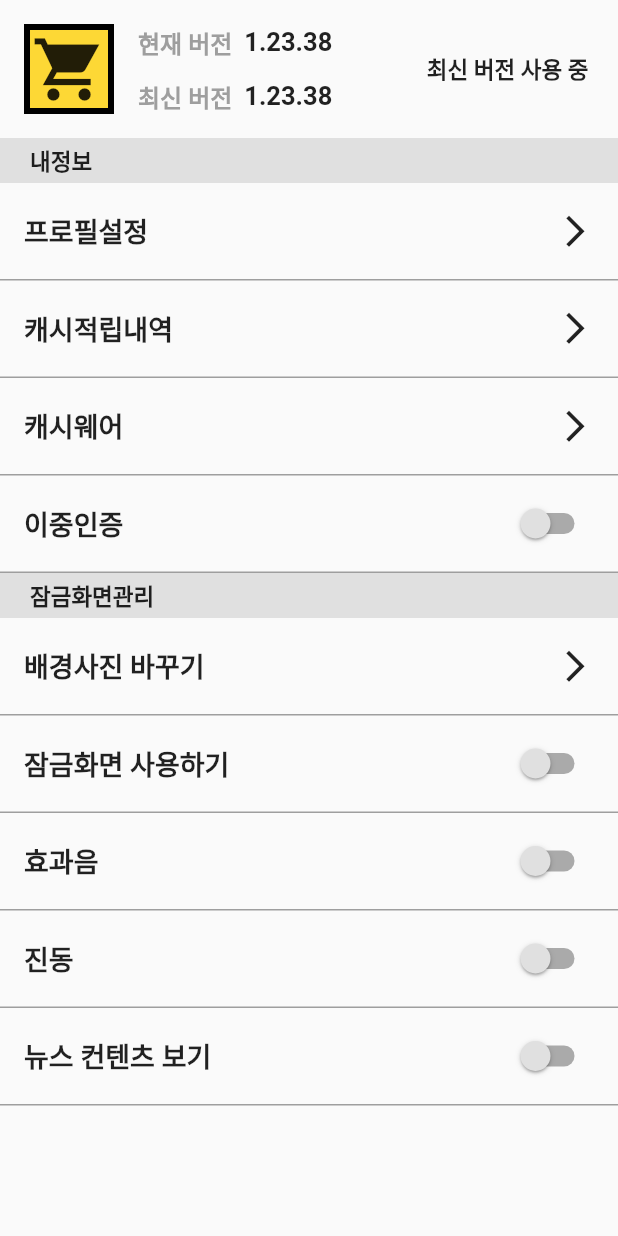
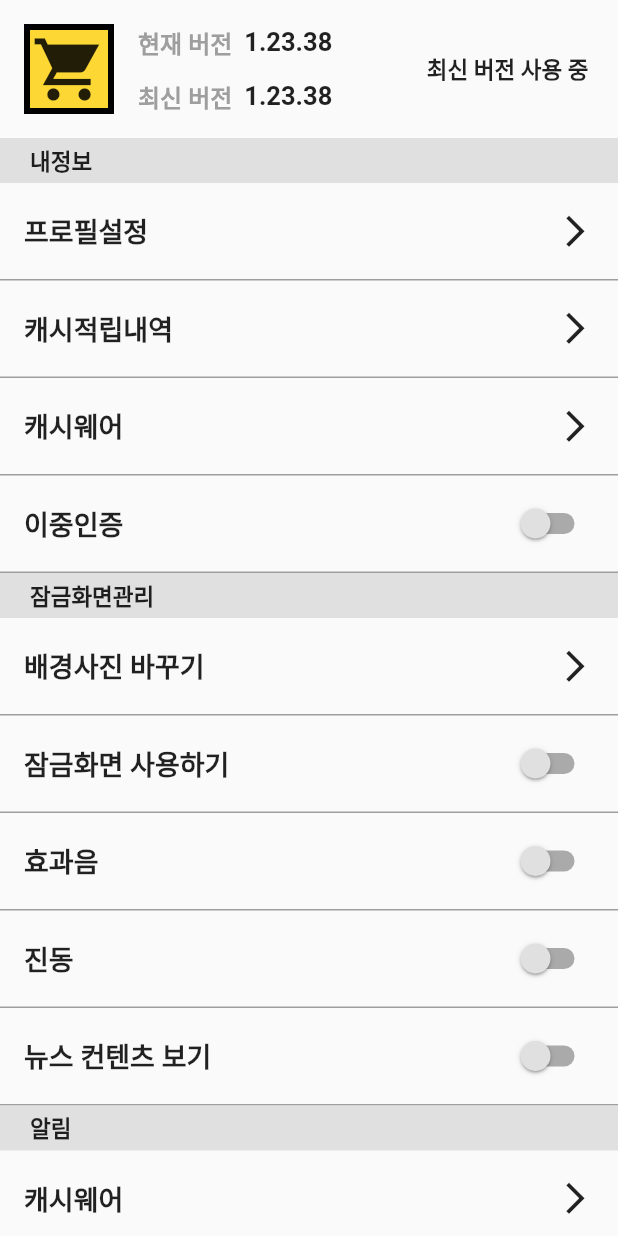
Before and after one commit to chihyeonwon/pedometer, a Flutter app: the SettingScreen screen opened directly, on a phone screen of 412 x 824 dp. Run offline on Flutter 3.47's test engine with Material 2 defaults, Android fonts, the phone set to English and light mode, and no system bars; our stand-ins replace carousel_slider.

```diff
--- a/lib/Screen/setting_screen.dart
+++ b/lib/Screen/setting_screen.dart
@@ -112,7 +112,6 @@ class _MiddleState extends State<Middle> {
   Widget build(BuildContext context) {
     return Material(
       child: Container(
-        height: MediaQuery.of(context).size.height,
         child: Column(
           children: [
             Stack(
@@ -472,6 +471,53 @@ class _MiddleState extends State<Middle> {
                     ],
                   )),
             ),
+            Stack(
+              children: [
+                Container(
+                  height: 30.0,
+                  color: Colors.grey[300],
+                ),
+                Positioned(
+                  left: 20.0,
+                  top: 4.0,
+                  child: Text('알림',
+                      style: TextStyle(
+                        fontSize: 15.0,
+                        fontWeight: FontWeight.bold,
+                      )),
+                ),
+              ],
+            ),
+            InkWell(
+              onTap: () {}, // 캐시웨어 페이지로 이동
+              child: Ink(
+                  height: 65.0,
+                  decoration: BoxDecoration(
+                      border: Border(
+                          bottom: BorderSide(
+                            color: Colors.grey,
+                          ))),
+                  child: Row(
+                    mainAxisAlignment: MainAxisAlignment.spaceBetween,
+                    children: [
+                      Padding(
+                        padding: const EdgeInsets.only(left: 16.0),
+                        child: Text('캐시웨어',
+                            style: TextStyle(
+                              fontSize: 18.0,
+                              fontWeight: FontWeight.bold,
+                            )),
+                      ),
+                      Padding(
+                        padding: const EdgeInsets.only(right: 16.0),
+                        child: Icon(
+                          Icons.arrow_forward_ios,
+                          size: 25.0,
+                        ),
+                      ),
+                    ],
+                  )),
+            ),
           ],
         ),
       ),
```
